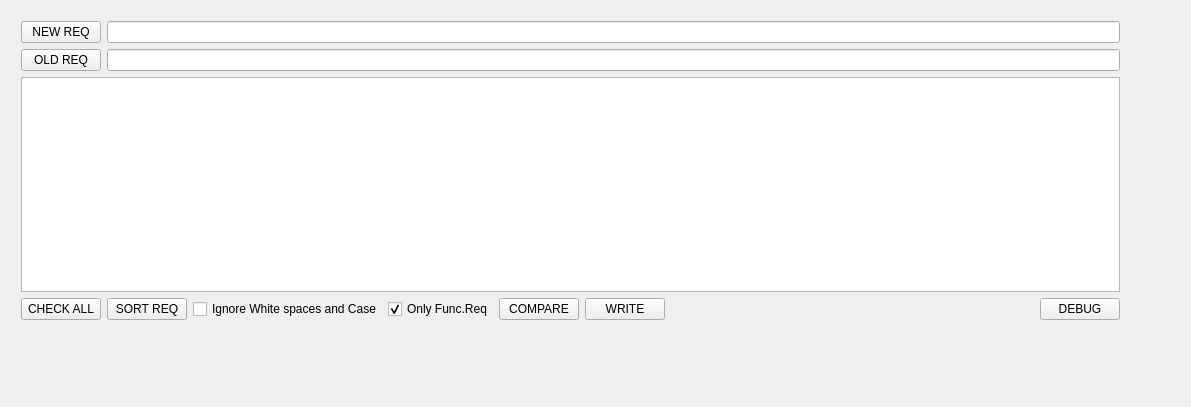
Old version of the form CompareReqGUI/mainwindow.ui in the repository svobodapraha/CompareReqGUI.
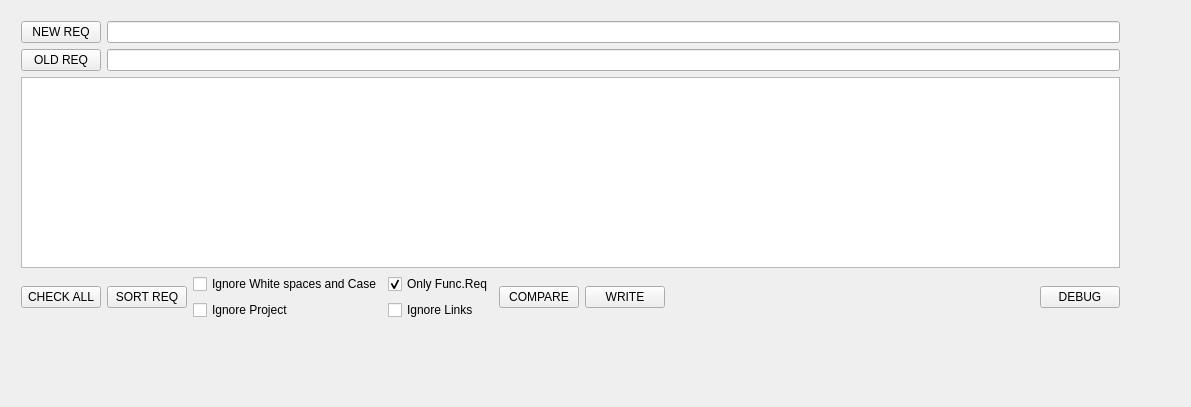
New version of the form.

Commit message: new check boxes project and link ignore

Patch:
```diff
--- a/CompareReqGUI/mainwindow.ui
+++ b/CompareReqGUI/mainwindow.ui
@@ -89,6 +89,8 @@
         </widget>
        </item>
        <item>
+        <layout class="QVBoxLayout" name="verticalLayout_3">
+         <item>
         <widget class="QCheckBox" name="cb_IngnoreWaC">
          <property name="text">
           <string>Ignore White spaces and Case</string>
@@ -96,6 +98,17 @@
         </widget>
        </item>
        <item>
+          <widget class="QCheckBox" name="cb_IgnoreProject">
+           <property name="text">
+            <string>Ignore Project</string>
+           </property>
+          </widget>
+         </item>
+        </layout>
+       </item>
+       <item>
+        <layout class="QVBoxLayout" name="verticalLayout_2">
+         <item>
         <widget class="QCheckBox" name="cbOnlyFuncReq">
          <property name="text">
           <string>Only Func.Req</string>
@@ -104,6 +117,15 @@
           <bool>true</bool>
          </property>
         </widget>
+         </item>
+         <item>
+          <widget class="QCheckBox" name="cb_IgnoreLinks">
+           <property name="text">
+            <string>Ignore Links</string>
+           </property>
+          </widget>
+         </item>
+        </layout>
        </item>
        <item>
         <widget class="QPushButton" name="btnCompare">
```
Lines whose indentation alone changed are shown as unchanged. The commit also changes 4 other files.
